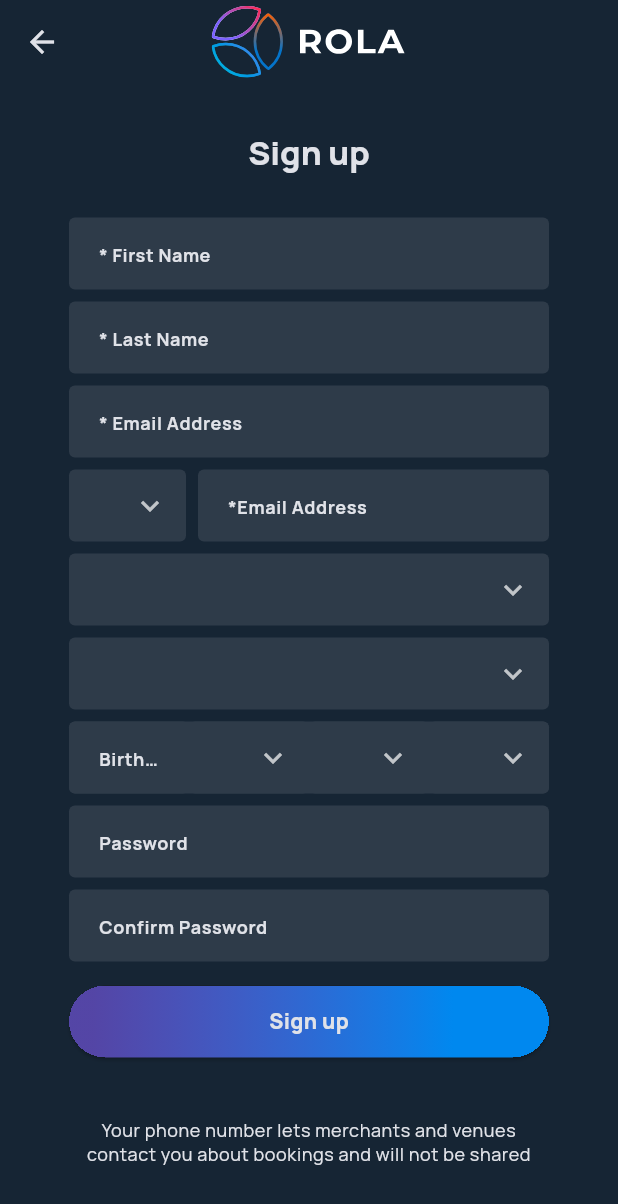
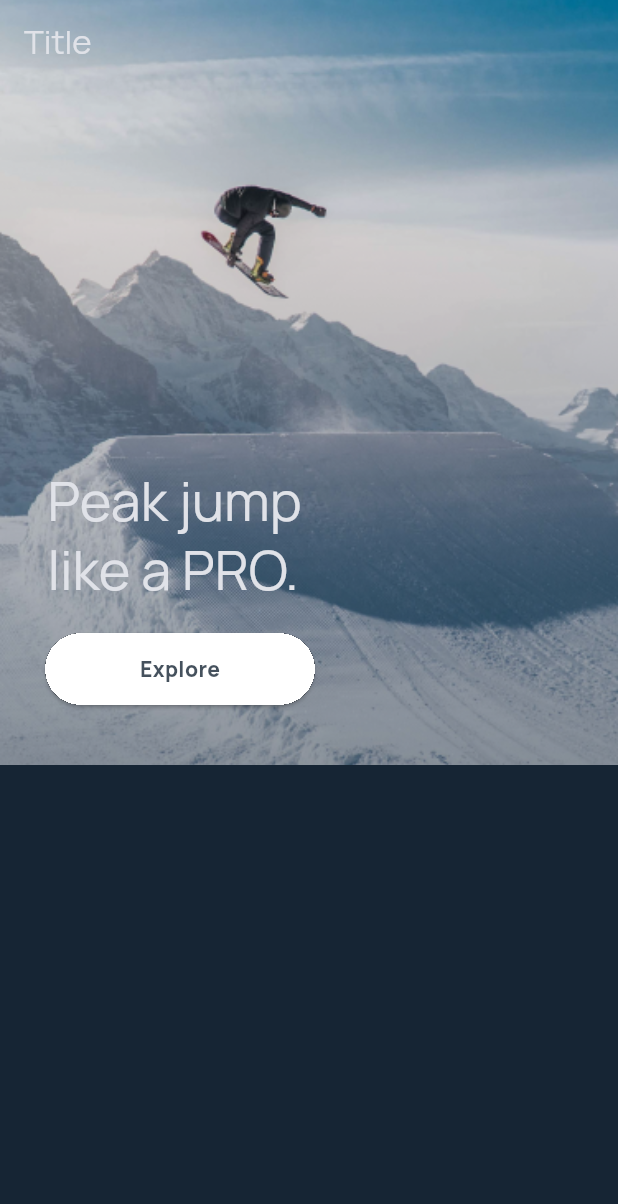
Before and after one commit to lauro-silva44/rola_app, a Flutter app: the screen it shows after launch, on a phone screen of 412 x 824 dp. Shown: the top 1204 px of the screen. Run offline on Flutter 3.47's test engine with Material 2 defaults, Android fonts, the phone set to English and light mode, and no system bars; our stand-ins replace firebase_auth, firebase_core, flutter_svg, google_fonts, google_sign_in, gradient_borders and 2 more; accounts and stored records are empty.

Commit message:
added explore screen

```diff
--- a/lib/main.dart
+++ b/lib/main.dart
@@ -1,5 +1,6 @@
 import 'package:flutter/material.dart';
 import 'package:google_fonts/google_fonts.dart';
+import 'package:rola_app/screens/explore/explore.dart';
 import 'package:rola_app/screens/signup/signup.dart';
 
 final kColorScheme = ColorScheme.fromSeed(
@@ -22,10 +23,11 @@ class RolaApp extends StatelessWidget {
       theme: ThemeData(
         textTheme: GoogleFonts.manropeTextTheme(),
         scaffoldBackgroundColor: kColorScheme.background,
+        appBarTheme: const AppBarTheme(backgroundColor: Colors.transparent),
         colorScheme: kColorScheme,
         useMaterial3: true,
       ),
-      home: const SignUpScreen(),
+      home: const ExploreScreen(),
     );
   }
 }
--- /dev/null
+++ b/lib/screens/explore/explore.dart
@@ -0,0 +1,86 @@
+import 'dart:math';
+
+import 'package:flutter/material.dart';
+import 'package:rola_app/constants/measures.dart';
+import 'package:rola_app/styles/images.dart';
+import 'package:rola_app/widget/gradient_button.dart';
+
+class ExploreScreen extends StatefulWidget {
+  const ExploreScreen({super.key});
+
+  @override
+  State<ExploreScreen> createState() => _ExploreScreenState();
+}
+
+class _ExploreScreenState extends State<ExploreScreen> {
+  double _imageSizeHeight = 0.0;
+  Image _image = Image.asset(PngAssets.snowboarding);
+  @override
+  void initState() {
+    super.initState();
+
+    _image.image.resolve(const ImageConfiguration()).addListener(
+      ImageStreamListener(
+        (ImageInfo info, bool _) {
+          setState(() {
+            // Update the dimensions once the image is loaded.
+            _imageSizeHeight = info.image.height.toDouble();
+            log(_imageSizeHeight);
+          });
+        },
+      ),
+    );
+  }
+
+  @override
+  Widget build(BuildContext context) {
+    return Scaffold(
+        appBar: PreferredSize(
+          preferredSize: Size.fromHeight(_imageSizeHeight),
+          child: AppBar(
+            title: Text('Title'),
+            flexibleSpace: Stack(
+              fit: StackFit.expand,
+              children: [
+                Image.asset(
+                  PngAssets.snowboarding,
+                  fit: BoxFit.fitWidth,
+                ),
+                Positioned(
+                  bottom: 40,
+                  child: Padding(
+                    padding: const EdgeInsets.only(left: 30),
+                    child: Column(
+                      children: [
+                        Text(
+                          'Peak jump \nlike a PRO.',
+                          style: Theme.of(context)
+                              .textTheme
+                              .titleLarge!
+                              .copyWith(
+                                fontSize: 36,
+                                color:
+                                    Theme.of(context).colorScheme.onBackground,
+                              ),
+                        ),
+                        const SizedBox(
+                          height: 20,
+                        ),
+                        const SizedBox(
+                          width: 180,
+                          child: RolaGradientButton(
+                            label: 'Explore',
+                            changeToWhite: true,
+                          ),
+                        ),
+                      ],
+                    ),
+                  ),
+                )
+              ],
+            ),
+          ),
+        ),
+        body: Column());
+  }
+}
--- a/lib/screens/signup/signup.dart
+++ b/lib/screens/signup/signup.dart
@@ -50,42 +50,56 @@ class SignUpScreen extends StatelessWidget {
               const Row(
                 children: [
                   Expanded(
-                    child: RolaDropdown(items: ['1', '2', '3', '4']),
+                    child: RolaDropdown(
+                      items: ['1', '2', '3', '4'],
+                      hint: '+1',
+                    ),
                   ),
                   SizedBox(
                     width: 8,
                   ),
                   Expanded(
                     flex: 3,
-                    child: InputField(labelText: '*Email Address'),
+                    child: InputField(labelText: '* Email Address'),
                   ),
                 ],
               ),
-              const RolaDropdown(items: ['1', '2', '3', '4']),
-              const RolaDropdown(items: ['1', '2', '3', '4']),
+              const RolaDropdown(
+                items: ['1', '2', '3', '4'],
+                hint: 'City',
+              ),
+              const RolaDropdown(
+                items: ['1', '2', '3', '4'],
+                hint: 'Gender',
+              ),
               Container(
                 decoration: BoxDecoration(
                     color: ColorSystem.black90,
                     borderRadius: BorderRadius.circular(4)),
-                child: const Row(
+                child: Row(
                   children: [
-                    Expanded(
+                    const Expanded(
                       child: InputField(
                         labelText: 'Birthday',
                       ),
                     ),
-                    Expanded(
+                    const Expanded(
                       child: RolaDropdown(
+                        hint: 'MM',
                         items: ['1', '2', '3', '4'],
                       ),
                     ),
                     Expanded(
                       child: RolaDropdown(
-                        items: ['1', '2', '3', '4'],
+                        hint: 'DD',
+                        items:
+                            List.generate(31, (index) => (index + 1).toString())
+                                .toList(),
                       ),
                     ),
-                    Expanded(
+                    const Expanded(
                       child: RolaDropdown(
+                        hint: 'YYYY',
                         items: ['1', '2', '3', '4'],
                       ),
                     ),
--- a/lib/styles/images.dart
+++ b/lib/styles/images.dart
@@ -14,6 +14,7 @@ class PngAssets {
   static String backgroundLayingOnTheFloor = "$mainAssetsFolder/background.png";
   static String manLayingPlaying = "$mainAssetsFolder/layingPlaying.png";
   static String manPlayingFootball = "$mainAssetsFolder/manPlayingFootball.png";
+  static String snowboarding = "$mainAssetsFolder/snowboarding.png";
   static String manWithGlassesVirtual =
       "$mainAssetsFolder/manWithGlassesVirtual.png";
 }
--- a/lib/widget/rola_dropdown.dart
+++ b/lib/widget/rola_dropdown.dart
@@ -3,19 +3,20 @@ import 'package:flutter/material.dart';
 import '../styles/colors.dart';
 
 class RolaDropdown extends StatelessWidget {
-  const RolaDropdown({super.key, required this.items});
+  const RolaDropdown({super.key, required this.items, required this.hint});
   final List<String> items;
+  final String hint;
 
   @override
   Widget build(BuildContext context) {
     return DropdownButtonFormField(
-      isExpanded: false,
       icon: const Icon(Icons.keyboard_arrow_down),
       style: Theme.of(context)
           .textTheme
           .bodyMedium!
           .copyWith(color: Theme.of(context).colorScheme.onBackground),
       decoration: InputDecoration(
+        hintText: hint,
         enabledBorder: OutlineInputBorder(
           borderSide: BorderSide.none,
           borderRadius: BorderRadius.circular(4),
```
Also changed, not shown: assets/images/png/snowboarding.png (added).
